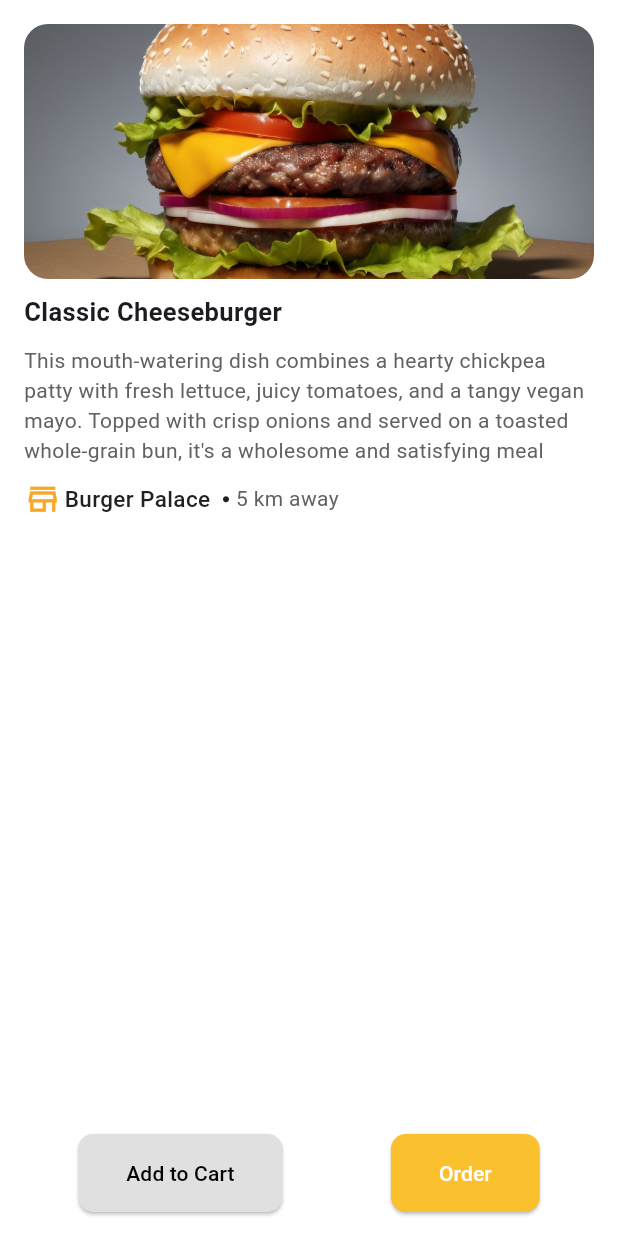
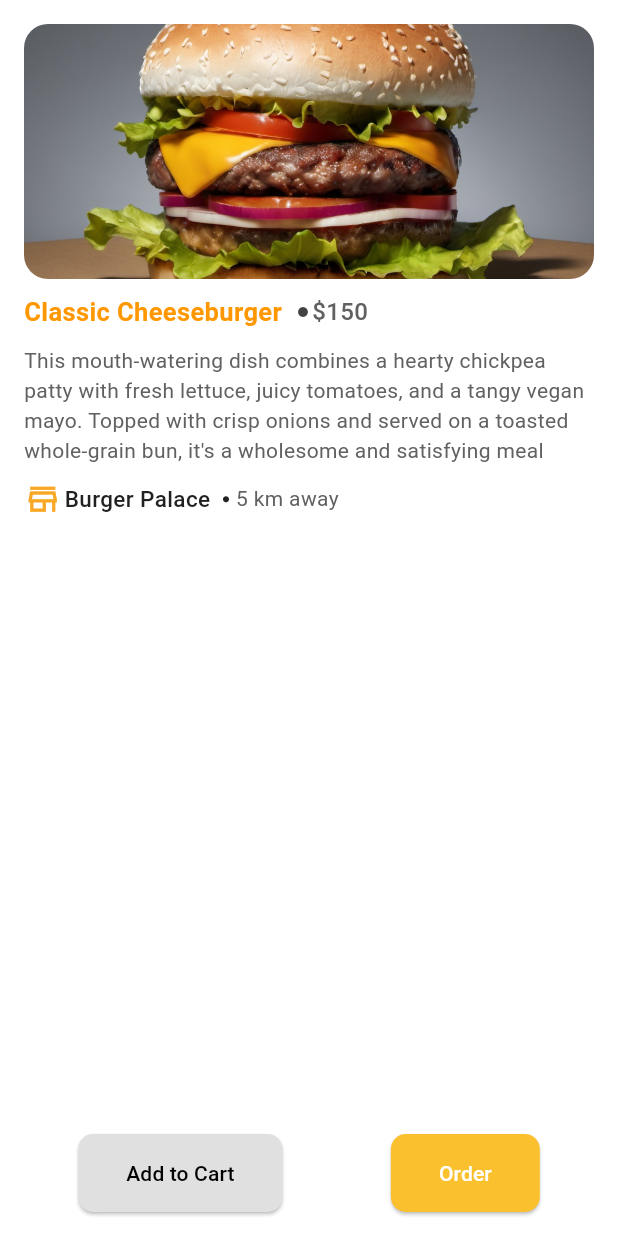
Before and after one commit to Debdaru07/munch-code-base, a Flutter app: the FoodDetails screen opened directly with sample values from the repository, on a phone screen of 412 x 824 dp. Run offline on Flutter 3.47's test engine with Material 3 defaults, Android fonts, the phone set to English and light mode, and no system bars.

Commit message:
details page pricing.

```diff
--- a/lib/view/food_details/food_details_page.dart
+++ b/lib/view/food_details/food_details_page.dart
@@ -34,12 +34,28 @@ class _FoodDetailsState extends State<FoodDetails> {
               ),
             ),
             const SizedBox(height: 10),
+            Row(
+              children: [
                 Text(
                   widget.food.name,
                   style: const TextStyle(
                     fontSize: 17,
                     fontWeight: FontWeight.bold,
+                    color: Colors.orange
                   ),
+                ),
+                const SizedBox(width: 10,),
+                Icon(Icons.circle,color: Colors.grey[800],size: 8),
+                const SizedBox(width: 2,),
+                Text(
+                  '\$${widget.food.price}',
+                  style: TextStyle(
+                    fontSize: 16,
+                    fontWeight: FontWeight.w500,
+                    color: Colors.grey[700]
+                  ),
+                ),
+              ],
             ),
             const SizedBox(height: 10),
             Text(description, maxLines: 4,style: TextStyle(fontSize: 14, color: Colors.grey[700], ),),
@@ -63,7 +79,7 @@ class _FoodDetailsState extends State<FoodDetails> {
                   mainAxisAlignment: MainAxisAlignment.spaceAround,
                   children: [
                     ElevatedButton(
-                      onPressed: () => viewModel.setCartItems(widget.food),
+                      onPressed: () async =>  { viewModel.setCartItems(widget.food), Navigator.pop(context)},
                       style: ElevatedButton.styleFrom(
                         backgroundColor: Colors.grey[300],
                         shape: RoundedRectangleBorder(
--- a/lib/view/food_search_menu.dart
+++ b/lib/view/food_search_menu.dart
@@ -1,5 +1,3 @@
-import 'dart:developer';
-
 import 'package:flutter/cupertino.dart';
 import 'package:flutter/material.dart';
 import 'package:provider/provider.dart';
```
Lines whose indentation alone changed are shown as unchanged.
